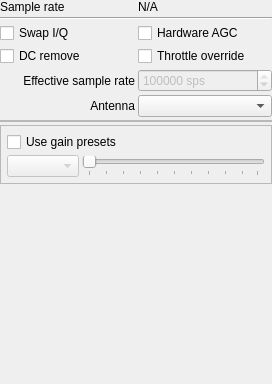
Above: ui/SourcePanel.ui from BatchDrake/SigDigger before the change. Below: the same form after it.
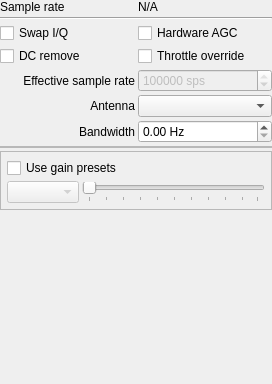
That is the form after the change.

Commit message: Add dynamic bandwidth configuration

Diff of the .ui file:
```diff
--- a/ui/SourcePanel.ui
+++ b/ui/SourcePanel.ui
@@ -135,7 +135,7 @@
      </property>
     </widget>
    </item>
-   <item row="6" column="0" colspan="2">
+   <item row="7" column="0" colspan="2">
     <widget class="QFrame" name="gainsFrame">
      <property name="sizePolicy">
       <sizepolicy hsizetype="Preferred" vsizetype="Fixed">
@@ -171,7 +171,7 @@
      </layout>
     </widget>
    </item>
-   <item row="7" column="0" colspan="2">
+   <item row="8" column="0" colspan="2">
     <widget class="QFrame" name="autoGainFrame">
      <property name="frameShape">
       <enum>QFrame::StyledPanel</enum>
@@ -225,7 +225,7 @@
      </layout>
     </widget>
    </item>
-   <item row="9" column="0">
+   <item row="10" column="0">
     <spacer name="verticalSpacer">
      <property name="orientation">
       <enum>Qt::Vertical</enum>
@@ -274,6 +274,23 @@
      </layout>
     </widget>
    </item>
+   <item row="6" column="0">
+    <widget class="QLabel" name="label_3">
+     <property name="text">
+      <string>Bandwidth</string>
+     </property>
+     <property name="alignment">
+      <set>Qt::AlignRight|Qt::AlignTrailing|Qt::AlignVCenter</set>
+     </property>
+    </widget>
+   </item>
+   <item row="6" column="1">
+    <widget class="QDoubleSpinBox" name="bwSpin">
+     <property name="suffix">
+      <string> Hz</string>
+     </property>
+    </widget>
+   </item>
   </layout>
  </widget>
  <resources/>
```
Left out of the diff: 48 changed lines with no effect on the pictures. The commit also changes 14 other files.
